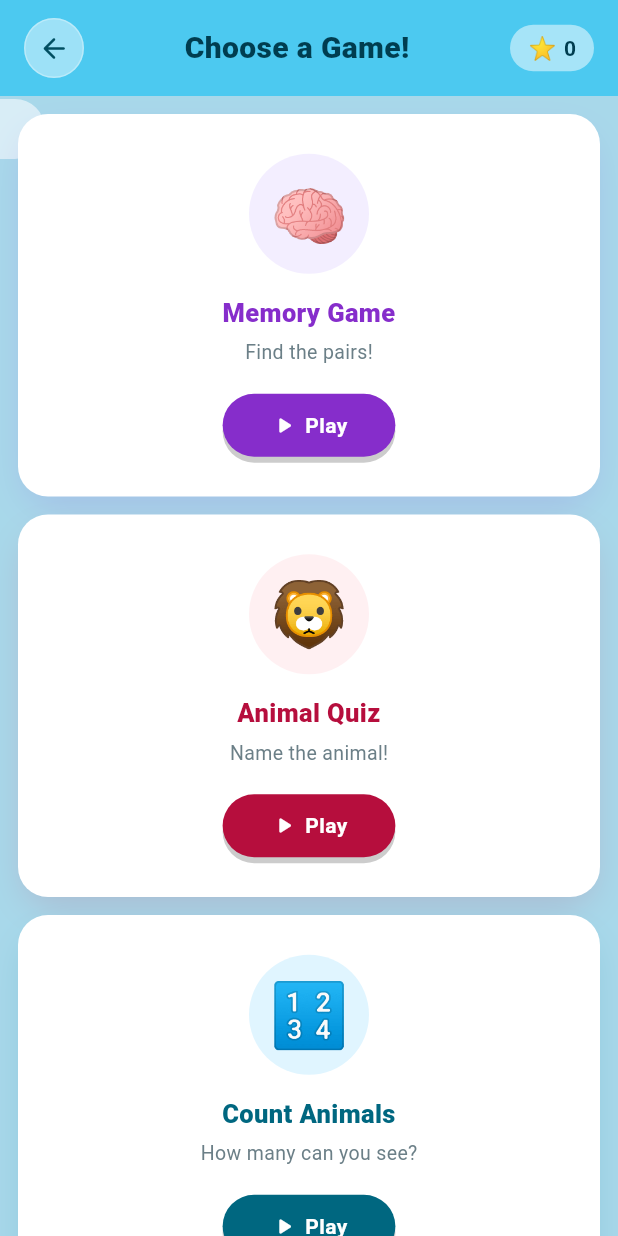
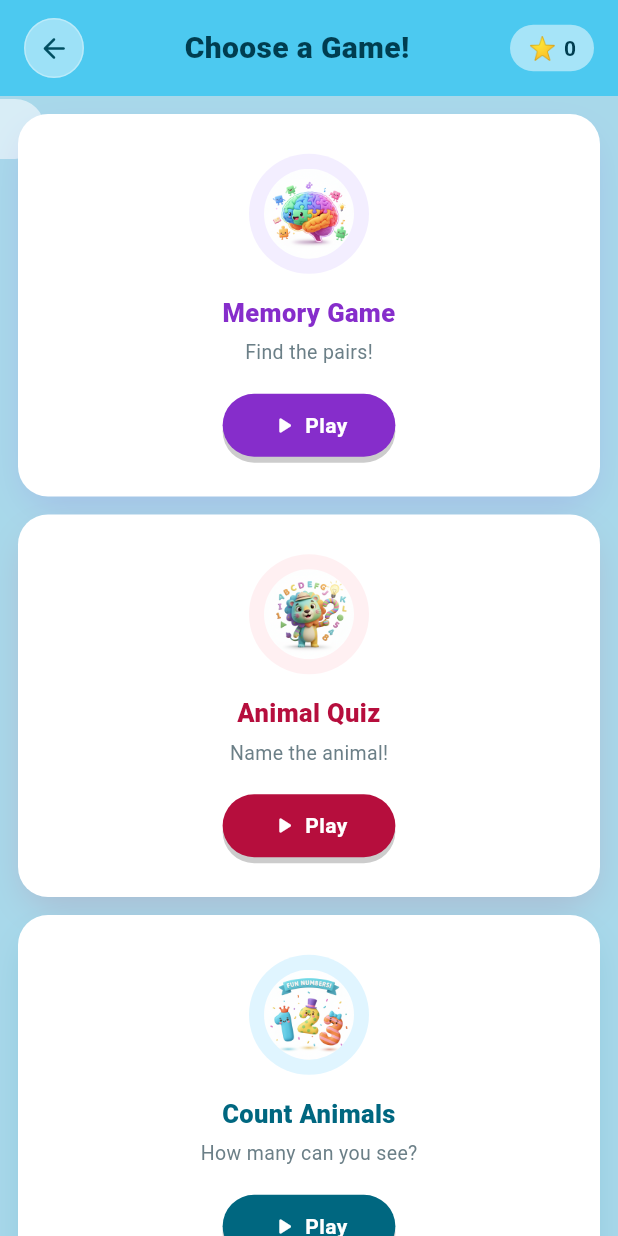
Before and after one commit to Kmasetya/SistemMultimedia, a Flutter app: the GamesScreen screen opened directly, on a phone screen of 412 x 824 dp. Run offline on Flutter 3.47's test engine with Material 3 defaults, Android fonts, the phone set to English and light mode, and no system bars; our stand-ins replace audioplayers, flutter_animate, google_fonts.

Commit message:
mengganti gambar di game screen

```diff
--- a/lib/screens/games_screen.dart
+++ b/lib/screens/games_screen.dart
@@ -11,7 +11,7 @@ import 'spelling_screen.dart';
 //  Model
 // ─────────────────────────────────────────────
 class _GameItem {
-  final String emoji;
+  final String imagePath;
   final String title;
   final String subtitle;
   final Color color;
@@ -19,7 +19,7 @@ class _GameItem {
   final Widget Function() screenBuilder;
 
   const _GameItem({
-    required this.emoji,
+    required this.imagePath,
     required this.title,
     required this.subtitle,
     required this.color,
@@ -30,7 +30,7 @@ class _GameItem {
 
 final List<_GameItem> _kGames = [
   _GameItem(
-    emoji: '🧠',
+    imagePath: 'assets/images/memory.png',
     title: 'Memory Game',
     subtitle: 'Find the pairs!',
     color: const Color(0xFF862DCB),
@@ -38,7 +38,7 @@ final List<_GameItem> _kGames = [
     screenBuilder: () => const MemoryGameScreen(),
   ),
   _GameItem(
-    emoji: '🦁',
+    imagePath: 'assets/images/quiz.png',
     title: 'Animal Quiz',
     subtitle: 'Name the animal!',
     color: const Color(0xFFB60E3D),
@@ -46,7 +46,7 @@ final List<_GameItem> _kGames = [
     screenBuilder: () => const QuizScreen(),
   ),
   _GameItem(
-    emoji: '🔢',
+    imagePath: 'assets/images/count.png',
     title: 'Count Animals',
     subtitle: 'How many can you see?',
     color: const Color(0xFF006780),
@@ -54,7 +54,7 @@ final List<_GameItem> _kGames = [
     screenBuilder: () => const CountScreen(),
   ),
   _GameItem(
-    emoji: '🔊',
+    imagePath: 'assets/images/sounds.png',
     title: 'Animal Sounds',
     subtitle: 'Listen and guess!',
     color: const Color(0xFFDA3054),
@@ -62,7 +62,7 @@ final List<_GameItem> _kGames = [
     screenBuilder: () => const SoundsScreen(),
   ),
   _GameItem(
-    emoji: '✏️',
+    imagePath: 'assets/images/spell.png',
     title: 'Spell Animal',
     subtitle: 'Spell the name!',
     color: const Color(0xFF004E61),
@@ -477,12 +477,13 @@ class _GameCardState extends State<_GameCard>
                                               : [],
                                         ),
                                         alignment: Alignment.center,
-                                        child: AnimatedDefaultTextStyle(
-                                          duration: const Duration(milliseconds: 200),
-                                          style: TextStyle(
-                                            fontSize: _pressed ? 48 : 42,
+                                        child: ClipOval(
+                                          child: Image.asset(
+                                            widget.game.imagePath,
+                                            width: 60,
+                                            height: 60,
+                                            fit: BoxFit.cover,
                                           ),
-                                          child: Text(widget.game.emoji),
                                         ),
                                       ),
                                     ),
```
